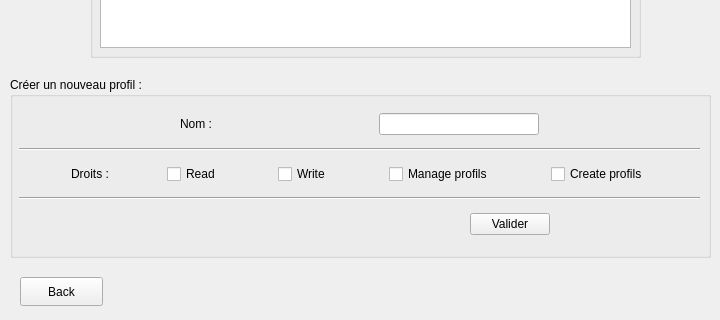
Old version of the form profils_manager.ui in the repository HenriSalard/QT_TP1; both pictures show x 0 to 720 and y 223 to 543 of the 720 by 543 pixel window.
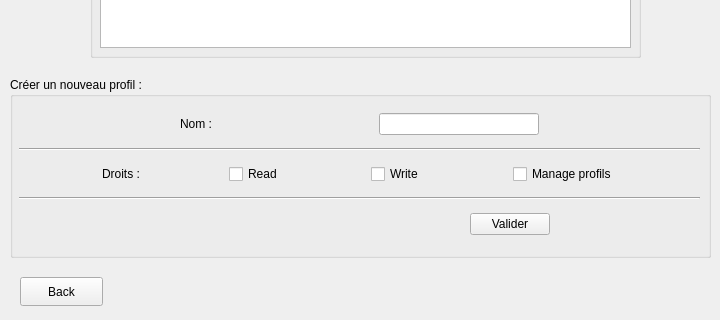
New version of the form.

Commit message: Passage en commentaire (au cas ou) de droits::createUser

```diff
--- a/profils_manager.ui
+++ b/profils_manager.ui
@@ -239,26 +239,6 @@
          </property>
         </widget>
        </item>
-       <item>
-        <spacer name="horizontalSpacer_11">
-         <property name="orientation">
-          <enum>Qt::Horizontal</enum>
-         </property>
-         <property name="sizeHint" stdset="0">
-          <size>
-           <width>40</width>
-           <height>20</height>
-          </size>
-         </property>
-        </spacer>
-       </item>
-       <item>
-        <widget class="QCheckBox" name="createCB">
-         <property name="text">
-          <string>Create profils</string>
-         </property>
-        </widget>
-       </item>
        <item>
         <spacer name="horizontalSpacer_12">
          <property name="orientation">
```
The commit also changes 5 other files.
